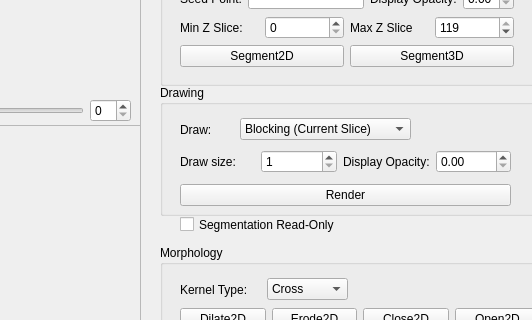
delcypher/simi-qt, file src/mainwindow.ui: the form before one commit; both pictures show x 344 to 876 and y 304 to 624 of the 876 by 841 pixel window.
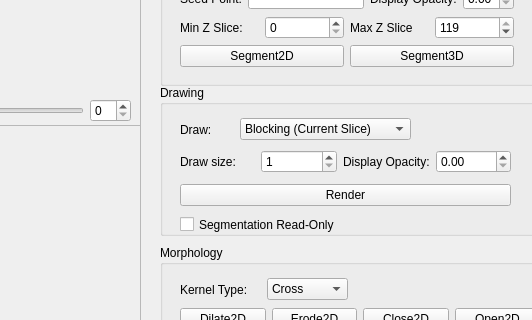
The form after the commit. Icons and pictures are not drawn. Custom widgets are drawn as their Qt base class.

Commit message: * Eraser will not erase Segmentation, if the Segmentation Read-Only is toggled.

What changed in the file:
```diff
--- a/src/mainwindow.ui
+++ b/src/mainwindow.ui
@@ -251,7 +251,7 @@
       <x>430</x>
       <y>370</y>
       <width>381</width>
-      <height>131</height>
+      <height>151</height>
      </rect>
     </property>
     <property name="title">
@@ -364,6 +364,19 @@
       </item>
      </layout>
     </widget>
+    <widget class="QCheckBox" name="segReadOnly">
+     <property name="geometry">
+      <rect>
+       <x>20</x>
+       <y>130</y>
+       <width>171</width>
+       <height>19</height>
+      </rect>
+     </property>
+     <property name="text">
+      <string>Segmentation Read-Only</string>
+     </property>
+    </widget>
    </widget>
    <widget class="QGroupBox" name="morphologyGroupBox">
     <property name="geometry">
@@ -545,19 +558,6 @@
      </item>
     </layout>
    </widget>
-   <widget class="QCheckBox" name="segReadOnly">
-    <property name="geometry">
-     <rect>
-      <x>450</x>
-      <y>500</y>
-      <width>171</width>
-      <height>19</height>
-     </rect>
-    </property>
-    <property name="text">
-     <string>Segmentation Read-Only</string>
-    </property>
-   </widget>
   </widget>
   <widget class="QMenuBar" name="menubar">
    <property name="geometry">
```
The commit also changes 1 other file.
